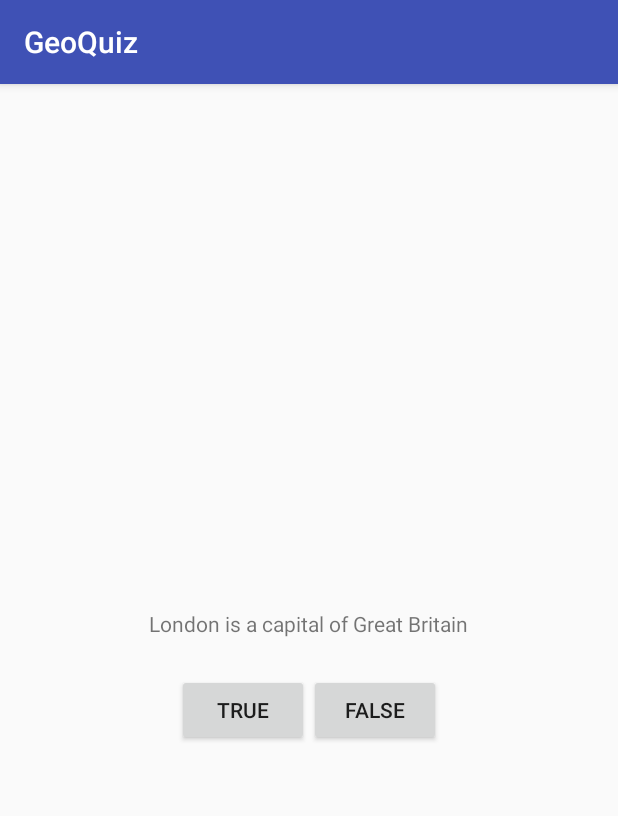
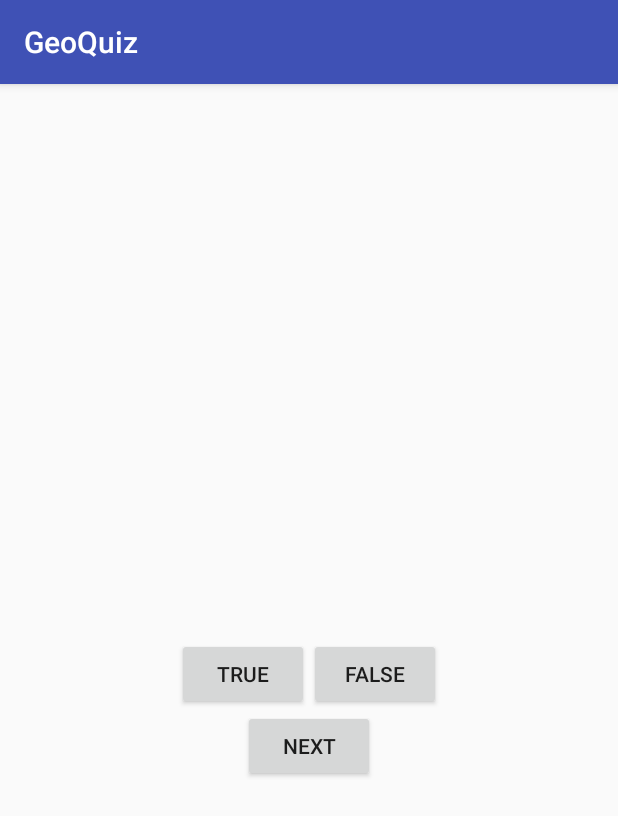
Before and after one commit to derzolew/GeoQuiz, an Android app: the screen it shows after launch (MainActivity), on a phone screen of 412 x 824 dp. Shown: the top 816 px of the screen. Run offline under Robolectric (Android 15) with nearby library versions, the phone set to English and light mode, and no system bars.

Commit message:
added next button + added class Question

```diff
--- a/GeoQuiz/app/src/main/java/com/memories/maxvi/geoquiz/MainActivity.java
+++ b/GeoQuiz/app/src/main/java/com/memories/maxvi/geoquiz/MainActivity.java
@@ -2,12 +2,37 @@ package com.memories.maxvi.geoquiz;
 
 import android.support.v7.app.AppCompatActivity;
 import android.os.Bundle;
+import android.view.View;
+import android.widget.Button;
+import android.widget.Toast;
 
 public class MainActivity extends AppCompatActivity {
+
+    private Button mTrueButton;
+    private Button mFalseButton;
 
     @Override
     protected void onCreate(Bundle savedInstanceState) {
         super.onCreate(savedInstanceState);
         setContentView(R.layout.activity_main);
+
+        mTrueButton = (Button) findViewById(R.id.btn_true);
+
+        mTrueButton.setOnClickListener(new View.OnClickListener(){
+            @Override
+            public void onClick(View v){
+                Toast.makeText(MainActivity.this, R.string.correct_toast, Toast.LENGTH_SHORT).show();
+            }
+        });
+
+
+        mFalseButton = (Button) findViewById(R.id.btn_false);
+
+        mFalseButton.setOnClickListener(new View.OnClickListener() {
+            @Override
+            public void onClick(View v) {
+                Toast.makeText(MainActivity.this, R.string.incorrect_toast, Toast.LENGTH_SHORT).show();
+            }
+        });
     }
 }
--- a/GeoQuiz/app/src/main/res/layout/activity_main.xml
+++ b/GeoQuiz/app/src/main/res/layout/activity_main.xml
@@ -13,9 +13,9 @@
     tools:context="com.memories.maxvi.geoquiz.MainActivity">
 
     <TextView
+        android:id="@+id/question_text_view"
         android:layout_width="wrap_content"
         android:layout_height="wrap_content"
-        android:text="@string/question_text"
         android:padding="24dp"
         />
 
@@ -26,12 +26,14 @@
         >
 
         <Button
+            android:id="@+id/btn_true"
             android:layout_width="wrap_content"
             android:layout_height="wrap_content"
             android:text="@string/btn_true"
             />
 
         <Button
+            android:id="@+id/btn_false"
             android:layout_width="wrap_content"
             android:layout_height="wrap_content"
             android:text="@string/btn_false"
@@ -40,4 +42,10 @@
 
     </LinearLayout>
 
+        <Button
+            android:id="@+id/btn_next"
+            android:layout_width="wrap_content"
+            android:layout_height="wrap_content"
+            android:text="@string/btn_next"/>
+
 </LinearLayout>
--- a/GeoQuiz/app/src/main/res/values/strings.xml
+++ b/GeoQuiz/app/src/main/res/values/strings.xml
@@ -3,4 +3,7 @@
     <string name="question_text">London is a capital of Great Britain</string>
     <string name="btn_true">True</string>
     <string name="btn_false">False</string>
+    <string name="correct_toast">Correct!</string>
+    <string name="incorrect_toast">Incorrect!</string>
+    <string name="btn_next">Next</string>
 </resources>
```
Also changed, not shown: GeoQuiz/app/src/main/java/com/memories/maxvi/geoquiz/Question.java (added, +32 -0 lines).
